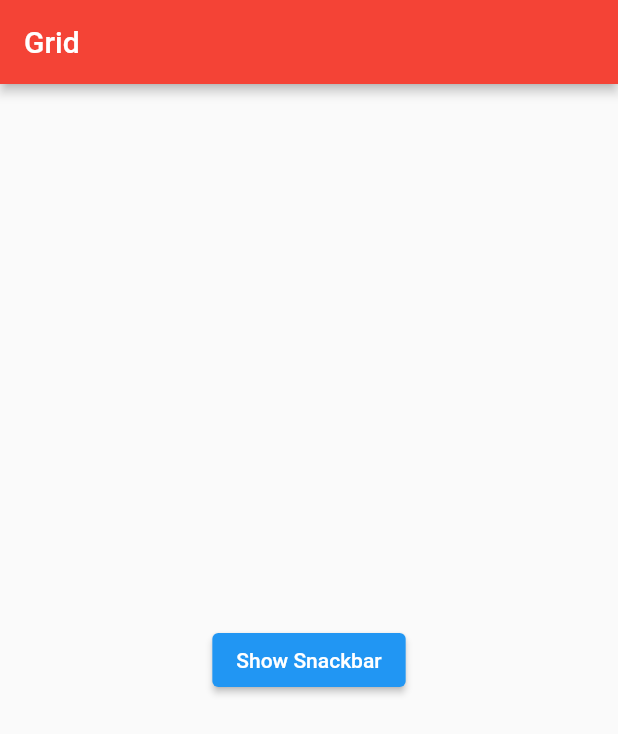
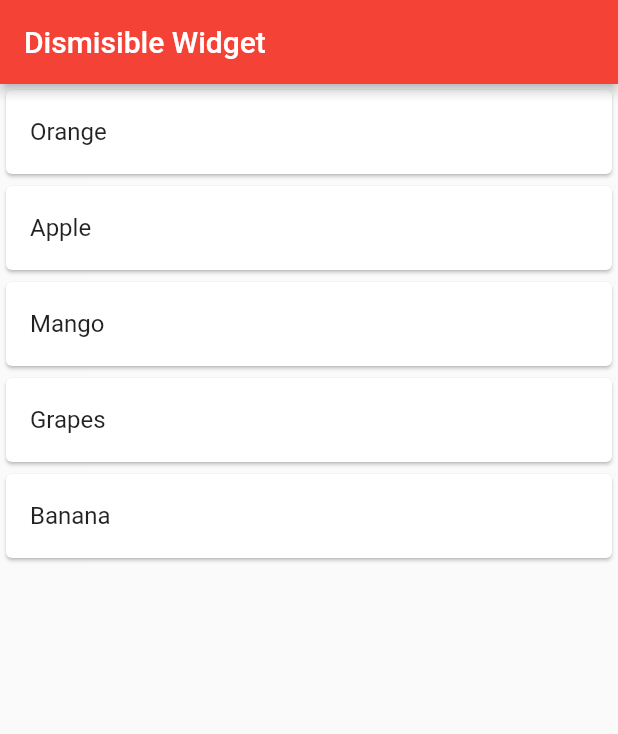
Before and after one commit to lokeshparab454545/Flutter, a Flutter app: the screen it shows after launch, on a phone screen of 412 x 824 dp. Shown: the top 734 px of the screen. Run offline on Flutter 3.47's test engine with Material 2 defaults, Android fonts, the phone set to English and light mode, and no system bars.

Commit message:
day5 completed

```diff
--- a/lib/main.dart
+++ b/lib/main.dart
@@ -33,36 +33,47 @@ class HomePage extends StatefulWidget {
 }
 
 class _HomePageState extends State<HomePage> {
+  List<String> fruits = ['Orange', 'Apple', 'Mango', 'Grapes', 'Banana'];
   @override
   Widget build(BuildContext context) {
     return Scaffold(
       appBar: AppBar(
-        title: const Text("Grid"),
+        title: const Text("Dismisible Widget"),
         backgroundColor: Colors.red,
         elevation: 3,
       ),
-      body: Container(
-        child: Center(
-          child: ElevatedButton(
-            onPressed: () {
-              final snackbar = SnackBar(
-                action: SnackBarAction(
-                  label: 'Undo',
-                  textColor: Colors.blue,
-                  onPressed: () {},
-                ),
-                shape: RoundedRectangleBorder(
-                    borderRadius: BorderRadius.circular(10)),
-                behavior: SnackBarBehavior.floating,
-                duration: const Duration(milliseconds: 3000),
-                // backgroundColor: Colors.red,
-                content: const Text("This is an Error"),
-              );
-              ScaffoldMessenger.of(context).showSnackBar(snackbar);
+      body: ListView.builder(
+        itemBuilder: (context, index) {
+          final fruit = fruits[index];
+          return Dismissible(
+            key: Key(fruit),
+            onDismissed: (direction) {
+              if (direction == DismissDirection.startToEnd) {
+                ScaffoldMessenger.of(context).showSnackBar(
+                  SnackBar(
+                    content: Text(fruits[index]),
+                    backgroundColor: Colors.red,
+                  ),
+                );
+              } else {
+                ScaffoldMessenger.of(context).showSnackBar(
+                  SnackBar(
+                    content: Text(fruits[index]),
+                    backgroundColor: Colors.green,
+                  ),
+                );
+              }
             },
-            child: const Text("Show Snackbar"),
-          ),
-        ),
+            background: Container(color: Colors.red),
+            secondaryBackground: Container(color: Colors.green),
+            child: Card(
+              child: ListTile(
+                title: Text(fruits[index]),
+              ),
+            ),
+          );
+        },
+        itemCount: fruits.length,
       ),
     );
   }
```
